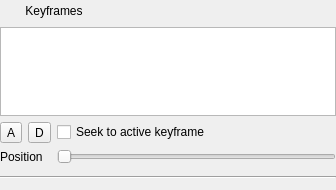
The window that src/widgets/keyframeeditor_ui.ui (KDE/kdenlive) describes before a commit, drawn with Qt 5.
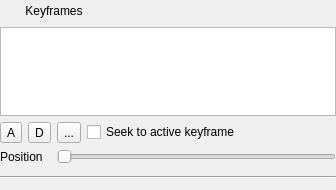
The same window after the commit.

Commit message: Allow resetting all parameters of the selected keyframe at once

What changed in the file:
```diff
--- a/src/widgets/keyframeeditor_ui.ui
+++ b/src/widgets/keyframeeditor_ui.ui
@@ -40,7 +40,7 @@
       <property name="margin">
        <number>0</number>
       </property>
-      <item row="3" column="0" colspan="3">
+      <item row="3" column="0" colspan="4">
        <widget class="QTableWidget" name="keyframe_list">
         <property name="alternatingRowColors">
          <bool>true</bool>
@@ -72,7 +72,7 @@
         </property>
        </widget>
       </item>
-      <item row="4" column="2">
+      <item row="4" column="3">
        <widget class="QCheckBox" name="keyframe_seek">
         <property name="text">
          <string>Seek to active keyframe</string>
@@ -86,7 +86,7 @@
         </property>
        </widget>
       </item>
-      <item row="5" column="2">
+      <item row="5" column="2" colspan="2">
        <widget class="QSlider" name="keyframe_pos">
         <property name="orientation">
          <enum>Qt::Horizontal</enum>
@@ -103,6 +103,16 @@
         </property>
        </widget>
       </item>
+      <item row="4" column="2">
+       <widget class="QToolButton" name="buttonResetKeyframe">
+        <property name="toolTip">
+         <string>Reset the parameters to their default values</string>
+        </property>
+        <property name="text">
+         <string>...</string>
+        </property>
+       </widget>
+      </item>
      </layout>
     </widget>
    </item>
```
The commit also changes 4 other files.
